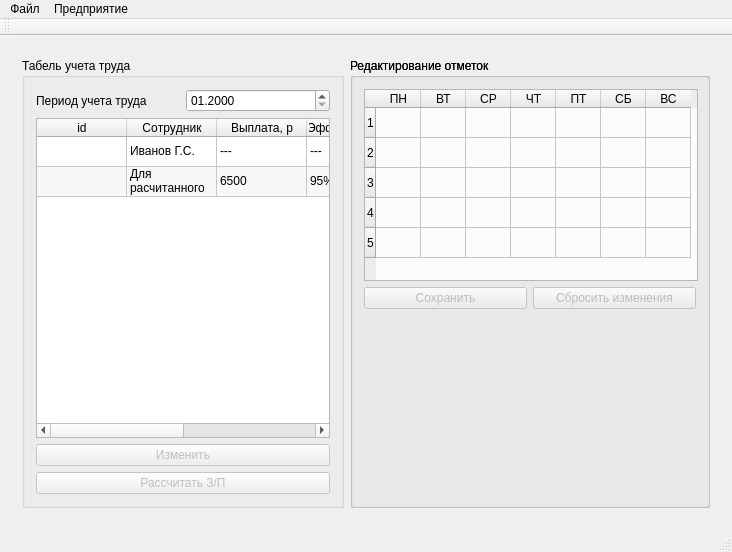
Qt form SalaryCount/SalaryCount/salarycount.ui (artemkurylev/mdkp) before a commit.
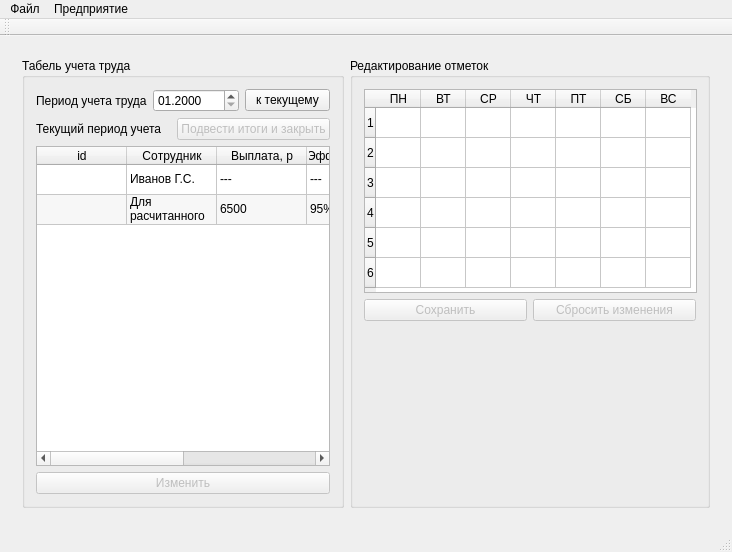
The same form after that commit. The open tabs and pages were chosen to show the change. Icons and pictures are not drawn.

Commit message: Виджеты для управления расчетными периодами на странице табелей. Подправлена геометрия таблицы месячных отметок

The edit to the form file:
```diff
--- a/SalaryCount/SalaryCount/salarycount.ui
+++ b/SalaryCount/SalaryCount/salarycount.ui
@@ -313,13 +313,13 @@
       </widget>
       <widget class="QWidget" name="LaborSheetsPage">
        <layout class="QGridLayout" name="gridLayout">
-        <item row="0" column="1">
+        <item row="1" column="1">
          <widget class="QGroupBox" name="LabourGroupEdit">
           <property name="enabled">
            <bool>true</bool>
           </property>
           <property name="sizePolicy">
-           <sizepolicy hsizetype="Preferred" vsizetype="Preferred">
+           <sizepolicy hsizetype="Preferred" vsizetype="Expanding">
             <horstretch>2</horstretch>
             <verstretch>0</verstretch>
            </sizepolicy>
@@ -336,6 +336,9 @@
           <layout class="QGridLayout" name="gridLayout_4">
            <item row="1" column="0">
             <layout class="QHBoxLayout" name="horizontalLayout_13">
+             <property name="sizeConstraint">
+              <enum>QLayout::SetFixedSize</enum>
+             </property>
              <item>
               <widget class="QPushButton" name="pushButton_13">
                <property name="enabled">
@@ -361,21 +364,21 @@
            <item row="0" column="0">
             <widget class="QTableWidget" name="laborSheet">
              <property name="sizePolicy">
-              <sizepolicy hsizetype="Preferred" vsizetype="Expanding">
+              <sizepolicy hsizetype="Preferred" vsizetype="Minimum">
                <horstretch>0</horstretch>
                <verstretch>0</verstretch>
               </sizepolicy>
              </property>
              <property name="minimumSize">
               <size>
-               <width>334</width>
-               <height>0</height>
+               <width>333</width>
+               <height>204</height>
               </size>
              </property>
              <property name="maximumSize">
               <size>
                <width>335</width>
-               <height>16777215</height>
+               <height>210</height>
               </size>
              </property>
              <property name="selectionMode">
@@ -412,6 +415,11 @@
                <string>5</string>
               </property>
              </row>
+             <row>
+              <property name="text">
+               <string>6</string>
+              </property>
+             </row>
              <column>
               <property name="text">
                <string>ПН</string>
@@ -454,10 +462,13 @@
              <property name="orientation">
               <enum>Qt::Vertical</enum>
              </property>
+             <property name="sizeType">
+              <enum>QSizePolicy::Expanding</enum>
+             </property>
              <property name="sizeHint" stdset="0">
               <size>
                <width>20</width>
-               <height>177</height>
+               <height>161</height>
               </size>
              </property>
             </spacer>
@@ -465,7 +476,7 @@
           </layout>
          </widget>
         </item>
-        <item row="0" column="0">
+        <item row="1" column="0">
          <widget class="QGroupBox" name="groupBox_6">
           <property name="sizePolicy">
            <sizepolicy hsizetype="Minimum" vsizetype="Preferred">
@@ -476,42 +487,8 @@
           <property name="title">
            <string>Табель учета труда</string>
           </property>
-          <layout class="QGridLayout" name="gridLayout_4">
-           <item row="2" column="0">
-            <widget class="QPushButton" name="pushButton_7">
-             <property name="enabled">
-              <bool>false</bool>
-             </property>
-             <property name="text">
-              <string>Изменить</string>
-             </property>
-            </widget>
-           </item>
-           <item row="3" column="0">
-            <widget class="QPushButton" name="pushButton_6">
-             <property name="enabled">
-              <bool>false</bool>
-             </property>
-             <property name="text">
-              <string>Рассчитать З/П</string>
-             </property>
-            </widget>
-           </item>
-           <item row="1" column="0">
-            <layout class="QHBoxLayout" name="horizontalLayout_3">
-             <item>
-              <widget class="QLabel" name="label_14">
-               <property name="text">
-                <string>Поиск сотрудников</string>
-               </property>
-              </widget>
-             </item>
-             <item>
-              <widget class="QLineEdit" name="lineEdit_9"/>
-             </item>
-            </layout>
-           </item>
-           <item row="0" column="0">
+          <layout class="QVBoxLayout" name="verticalLayout_5">
+           <item>
             <layout class="QHBoxLayout" name="horizontalLayout_14">
              <item>
               <widget class="QLabel" name="label_15">
@@ -540,9 +517,37 @@
                </property>
               </widget>
              </item>
+             <item>
+              <widget class="QPushButton" name="GoToCurrentPeriod_button">
+               <property name="text">
+                <string>к текущему</string>
+               </property>
+              </widget>
+             </item>
             </layout>
            </item>
-           <item row="1" column="0">
+           <item>
+            <layout class="QHBoxLayout" name="horizontalLayout_2">
+             <item>
+              <widget class="QLabel" name="label_18">
+               <property name="text">
+                <string>Текущий период учета</string>
+               </property>
+              </widget>
+             </item>
+             <item>
+              <widget class="QPushButton" name="ClosePeriod_button">
+               <property name="enabled">
+                <bool>false</bool>
+               </property>
+               <property name="text">
+                <string>Подвести итоги и закрыть</string>
+               </property>
+              </widget>
+             </item>
+            </layout>
+           </item>
+           <item>
             <widget class="QTableWidget" name="employeeLaborSheetTable">
              <property name="sizePolicy">
               <sizepolicy hsizetype="MinimumExpanding" vsizetype="Expanding">
@@ -680,26 +685,15 @@
              </item>
             </widget>
            </item>
-          </layout>
-         </widget>
-        </item>
-        <item row="0" column="1">
-         <widget class="QGroupBox" name="groupBox_7">
-          <property name="enabled">
-           <bool>true</bool>
-          </property>
-          <property name="sizePolicy">
-           <sizepolicy hsizetype="Preferred" vsizetype="Preferred">
-            <horstretch>0</horstretch>
-            <verstretch>0</verstretch>
-           </sizepolicy>
-          </property>
-          <property name="title">
-           <string>Редактирование отметок</string>
-          </property>
-          <layout class="QGridLayout" name="gridLayout_9">
-           <item row="0" column="0">
-            <layout class="QHBoxLayout" name="horizontalLayout_9"/>
+           <item>
+            <widget class="QPushButton" name="pushButton_7">
+             <property name="enabled">
+              <bool>false</bool>
+             </property>
+             <property name="text">
+              <string>Изменить</string>
+             </property>
+            </widget>
            </item>
           </layout>
          </widget>
```
Left out of the diff: 8 changed lines with no effect on the pictures.
